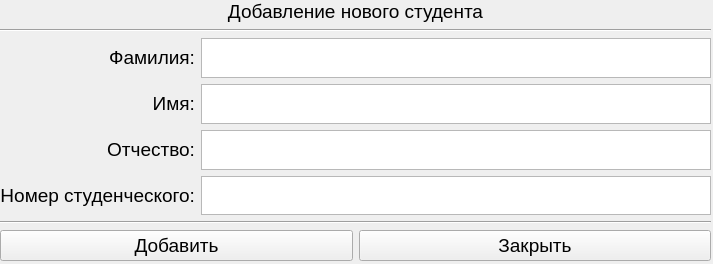
First picture: the form in ui/add_stud.ui, repository Skotmak/desktop_manager_vk_bot, before the edit.
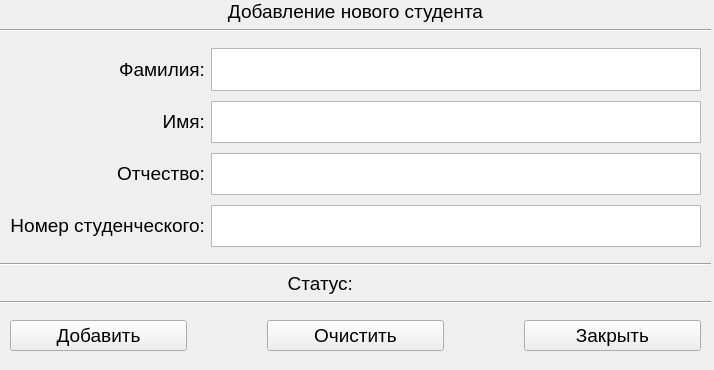
Second picture: the form after the edit.

```diff
--- a/ui/add_stud.ui
+++ b/ui/add_stud.ui
@@ -6,8 +6,8 @@
    <rect>
     <x>0</x>
     <y>0</y>
-    <width>713</width>
-    <height>264</height>
+    <width>714</width>
+    <height>370</height>
    </rect>
   </property>
   <property name="windowTitle">
@@ -188,7 +188,7 @@
       <x>0</x>
       <y>0</y>
       <width>711</width>
-      <height>261</height>
+      <height>361</height>
      </rect>
     </property>
     <layout class="QVBoxLayout" name="verticalLayout">
@@ -196,7 +196,7 @@
       <number>0</number>
      </property>
      <item>
-      <widget class="QLabel" name="label">
+      <widget class="QLabel" name="l_1">
        <property name="font">
         <font>
          <pointsize>14</pointsize>
@@ -219,15 +219,24 @@
        <property name="sizeConstraint">
         <enum>QLayout::SetDefaultConstraint</enum>
        </property>
+       <property name="leftMargin">
+        <number>10</number>
+       </property>
        <property name="topMargin">
-        <number>0</number>
+        <number>10</number>
+       </property>
+       <property name="rightMargin">
+        <number>10</number>
        </property>
        <property name="bottomMargin">
-        <number>0</number>
+        <number>10</number>
        </property>
        <property name="horizontalSpacing">
         <number>6</number>
        </property>
+       <property name="verticalSpacing">
+        <number>10</number>
+       </property>
        <item row="2" column="1">
         <widget class="QLabel" name="label_8">
          <property name="font">
@@ -321,8 +330,58 @@
        </property>
       </widget>
      </item>
+     <item>
+      <layout class="QHBoxLayout" name="horizontalLayout_2">
+       <item>
+        <widget class="QLabel" name="label">
+         <property name="font">
+          <font>
+           <pointsize>14</pointsize>
+          </font>
+         </property>
+         <property name="text">
+          <string>&lt;html&gt;&lt;head/&gt;&lt;body&gt;&lt;p align=&quot;right&quot;&gt;Статус:&lt;/p&gt;&lt;/body&gt;&lt;/html&gt;</string>
+         </property>
+        </widget>
+       </item>
+       <item>
+        <widget class="QLabel" name="status_new_stud">
+         <property name="font">
+          <font>
+           <pointsize>14</pointsize>
+          </font>
+         </property>
+         <property name="text">
+          <string/>
+         </property>
+        </widget>
+       </item>
+      </layout>
+     </item>
+     <item>
+      <widget class="Line" name="line_3">
+       <property name="orientation">
+        <enum>Qt::Horizontal</enum>
+       </property>
+      </widget>
+     </item>
      <item>
       <layout class="QHBoxLayout" name="horizontalLayout">
+       <property name="spacing">
+        <number>80</number>
+       </property>
+       <property name="leftMargin">
+        <number>10</number>
+       </property>
+       <property name="topMargin">
+        <number>10</number>
+       </property>
+       <property name="rightMargin">
+        <number>10</number>
+       </property>
+       <property name="bottomMargin">
+        <number>10</number>
+       </property>
        <item>
         <widget class="QPushButton" name="pushButton_4">
          <property name="font">
@@ -336,7 +395,19 @@
         </widget>
        </item>
        <item>
-        <widget class="QPushButton" name="pushButton_3">
+        <widget class="QPushButton" name="clean_pte_btn">
+         <property name="font">
+          <font>
+           <pointsize>14</pointsize>
+          </font>
+         </property>
+         <property name="text">
+          <string>Очистить</string>
+         </property>
+        </widget>
+       </item>
+       <item>
+        <widget class="QPushButton" name="close_btn">
          <property name="font">
           <font>
            <pointsize>14</pointsize>
```
Left out of the diff: 199 changed lines with no effect on the pictures.
